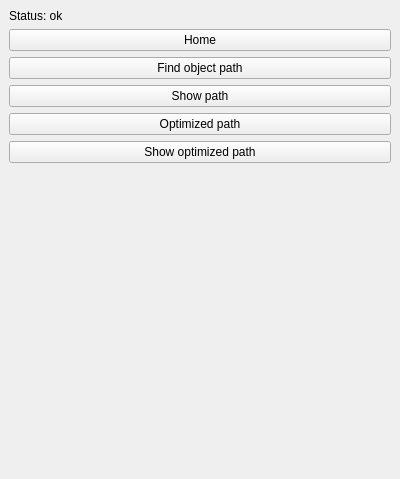
This is plugin/src/DualRobotPlugin.ui in martinjakobsgaard/dual-robots as Qt 5 draws it before an edit. The edited form follows.
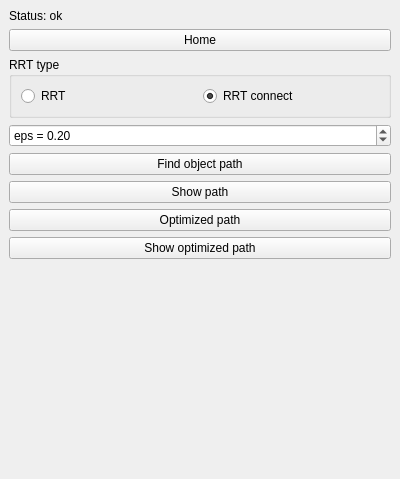
This is the edited form.

Commit message: Integrated UI for RRT options

```diff
--- a/plugin/src/DualRobotPlugin.ui
+++ b/plugin/src/DualRobotPlugin.ui
@@ -35,6 +35,63 @@
       </property>
      </widget>
     </item>
+    <item>
+     <widget class="QGroupBox" name="ui_groupbox_rrttype">
+      <property name="title">
+       <string>RRT type</string>
+      </property>
+      <layout class="QHBoxLayout">
+       <property name ="alignment">
+        <enum>Qt::AlignTop</enum>
+       </property>
+       <item>
+        <widget class="QRadioButton" name="ui_radiobutton_plainrrt">
+         <property name="text">
+          <string>RRT</string>
+         </property>
+         <property name="checked">
+          <bool>false</bool>
+         </property>
+        </widget>
+       </item>
+       <item>
+        <widget class="QRadioButton" name="ui_radiobutton_rrtconnect">
+         <property name="text">
+          <string>RRT connect</string>
+         </property>
+         <property name="checked">
+          <bool>true</bool>
+         </property>
+        </widget>
+       </item>
+      </layout>
+     </widget>
+    </item>
+    <item>
+     <widget class="QDoubleSpinBox" name="ui_spinbox_epsilon">
+      <property name="prefix">
+       <string>eps = </string>
+      </property>
+      <property name="suffix">
+       <string></string>
+      </property>
+      <property name="decimals">
+       <number>2</number>
+      </property>
+      <property name="minimum">
+       <double>0.05</double>
+      </property>
+      <property name="maximum">
+       <double>1.0</double>
+      </property>
+      <property name="singleStep">
+       <double>0.05</double>
+      </property>
+      <property name="value">
+       <double>0.2</double>
+      </property>
+     </widget>
+    </item>
     <item>
      <widget class="QPushButton" name="ui_path_button">
       <property name="text">
```
The commit also changes 2 other files.
